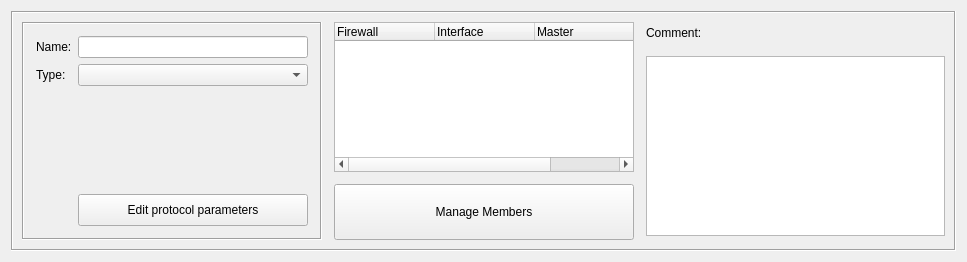
Old version of the form src/gui/clustergroupdialog_q.ui in the repository fwbuilder/fwbuilder.
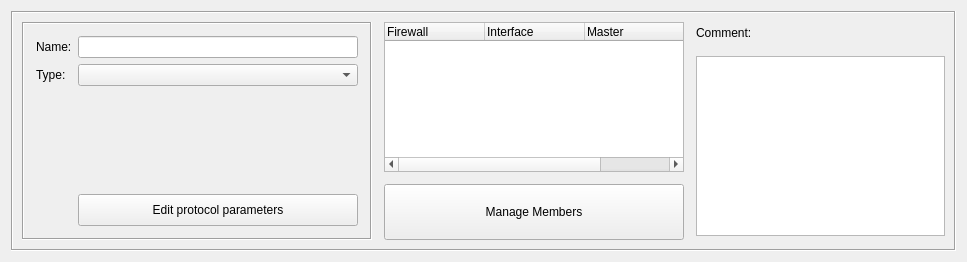
New version of the form.

Patch:
```diff
--- a/src/gui/clustergroupdialog_q.ui
+++ b/src/gui/clustergroupdialog_q.ui
@@ -50,13 +50,13 @@
         </property>
         <property name="minimumSize" >
          <size>
-          <width>300</width>
+          <width>350</width>
           <height>0</height>
          </size>
         </property>
         <property name="maximumSize" >
          <size>
-          <width>300</width>
+          <width>350</width>
           <height>16777215</height>
          </size>
         </property>
```
Left out of the diff: 1 changed line with no effect on the pictures.
